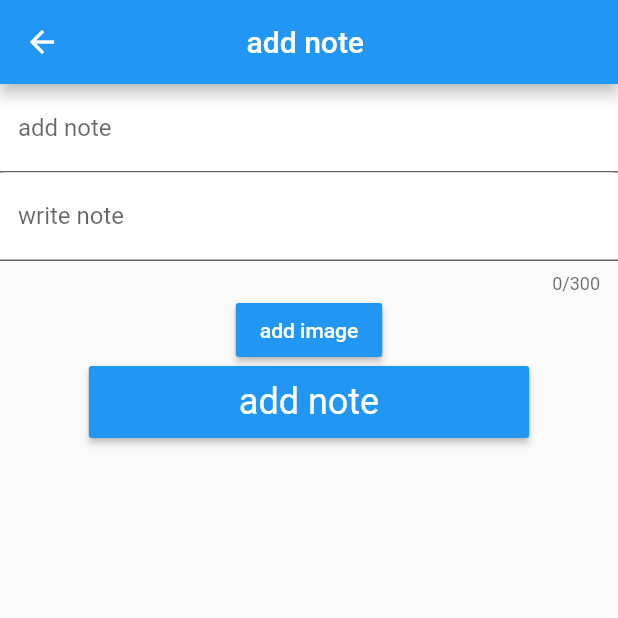
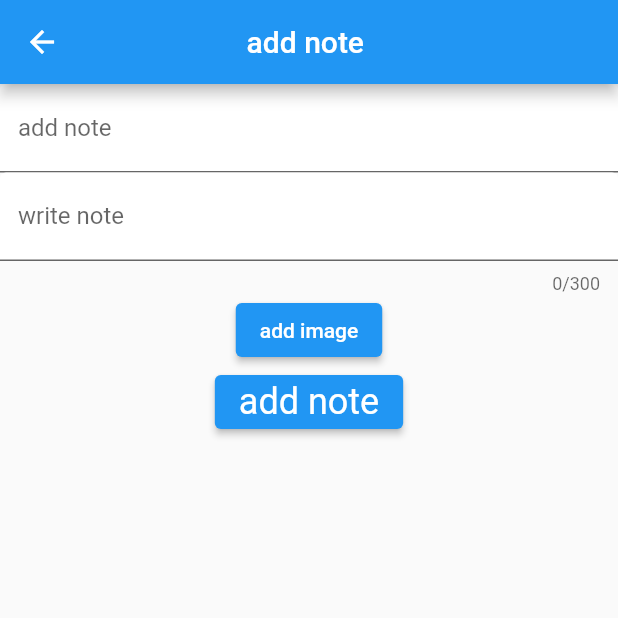
Before and after one commit to mamjado11/note_note, a Flutter app: the AddNote screen opened by its route, on a phone screen of 412 x 824 dp, the top half of it. Run offline on Flutter 3.47's test engine with Material 2 defaults, Android fonts, the phone set to English and light mode, and no system bars.

Commit message:
button edit test

```diff
--- a/lib/crud/addnote.dart
+++ b/lib/crud/addnote.dart
@@ -41,7 +41,7 @@ class _AddNoteState extends State<AddNote> {
                       filled: true,
                       labelText: "write note "),
                 ),
-                RaisedButton(
+                ElevatedButton(
                   onPressed: () {
                     showModalBottomSheet(
                       context: context,
@@ -106,18 +106,15 @@ class _AddNoteState extends State<AddNote> {
                       },
                     );
                   },
-                  textColor: Colors.white,
                   child: Text("add image"),
                 ),
                 // ignore: deprecated_member_use
-                RaisedButton(
+                ElevatedButton(
                   onPressed: () {},
-                  textColor: Colors.white,
                   child: Text(
                     "add note",
                     style: Theme.of(context).textTheme.headline5,
                   ),
-                  padding: EdgeInsets.symmetric(horizontal: 100, vertical: 10),
                 ),
               ],
             ))
```
